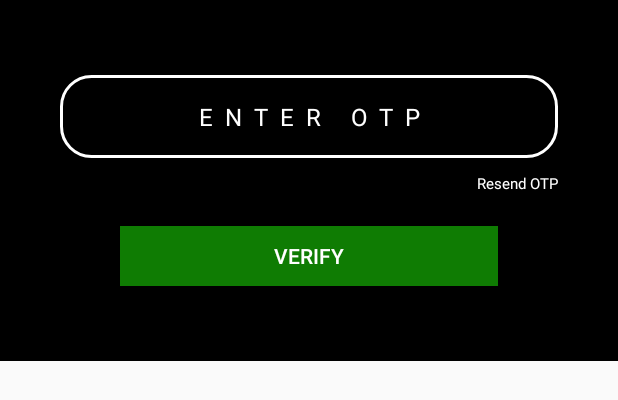
After one commit to Priyanshu-2001/Mr_Guard, an Android app: the layout fragment_otp_verification_b_s_list_dialog.xml on its own in the app's theme, with its tools: preview values and no code run, on a phone screen of 412 x 824 dp. The commit adds this screen. Shown: the top 400 px of the screen. Run offline under Robolectric (Android 15) with nearby library versions, the phone set to English and light mode, and no system bars.

Commit message:
added bottomsheet

```diff
--- a/app/build.gradle
+++ b/app/build.gradle
@@ -44,6 +44,7 @@ dependencies {
     implementation 'androidx.constraintlayout:constraintlayout:2.1.1'
     implementation 'androidx.legacy:legacy-support-v4:1.0.0'
     implementation 'com.ebanx:swipe-button:0.4.0'
+    implementation 'androidx.recyclerview:recyclerview:1.2.1'
     androidTestImplementation 'androidx.test.ext:junit:1.1.3'
     androidTestImplementation 'androidx.test.espresso:espresso-core:3.4.0'
     implementation 'androidx.navigation:navigation-fragment-ktx:2.3.5'
--- a/app/src/main/res/drawable/stroke_btn.xml
+++ b/app/src/main/res/drawable/stroke_btn.xml
@@ -1,7 +1,7 @@
 <?xml version="1.0" encoding="utf-8"?>
 <shape xmlns:android="http://schemas.android.com/apk/res/android"
     android:shape="rectangle">
-    <stroke android:width="2dp" android:color="#DC0000"/>
+    <stroke android:width="2dp" android:color="#FFFFFF"/>
     <padding android:left="2dp" />
     <corners android:radius="20dp"/>
 </shape>
--- /dev/null
+++ b/app/src/main/res/layout/fragment_otp_verification_b_s_list_dialog.xml
@@ -0,0 +1,51 @@
+<?xml version="1.0" encoding="utf-8"?>
+<RelativeLayout xmlns:android="http://schemas.android.com/apk/res/android"
+    android:layout_width="match_parent"
+    android:layout_height="wrap_content"
+    android:background="@color/black">
+
+    <EditText
+        android:id="@+id/OTP"
+        android:layout_width="match_parent"
+        android:layout_height="55dp"
+        android:layout_marginHorizontal="40dp"
+        android:layout_marginTop="50dp"
+        android:background="@drawable/stroke_btn"
+        android:digits="0123456789+"
+        android:gravity="center"
+        android:hint="ENTER OTP"
+        android:inputType="phone"
+        android:letterSpacing="0.5"
+        android:paddingHorizontal="20dp"
+        android:paddingVertical="10dp"
+        android:textAlignment="center"
+        android:textColor="@color/white"
+        android:textColorHint="@color/white"
+        android:textSize="16sp" />
+
+    <TextView
+        android:layout_width="wrap_content"
+        android:layout_height="wrap_content"
+        android:layout_below="@id/OTP"
+        android:layout_alignEnd="@id/OTP"
+        android:layout_marginHorizontal="0dp"
+        android:layout_marginVertical="10dp"
+        android:background="@null"
+        android:text="Resend OTP"
+        android:textColor="@color/white"
+        android:textSize="10dp" />
+
+    <Button
+        android:id="@+id/verifyOTP"
+        android:layout_width="match_parent"
+        android:layout_height="40dp"
+        android:layout_below="@id/OTP"
+        android:layout_marginHorizontal="80dp"
+        android:layout_marginTop="45dp"
+        android:layout_marginBottom="50dp"
+        android:background="@color/green"
+        android:text="VERIFY"
+        android:textColor="@color/white" />
+
+
+</RelativeLayout>
--- a/app/src/main/res/values/colors.xml
+++ b/app/src/main/res/values/colors.xml
@@ -7,4 +7,5 @@
     <color name="teal_700">#FF018786</color>
     <color name="black">#FF000000</color>
     <color name="white">#FFFFFFFF</color>
+    <color name="green">#0F7C03</color>
 </resources>
--- /dev/null
+++ b/app/src/main/res/values/dimens.xml
@@ -0,0 +1,5 @@
+<?xml version="1.0"?>
+<resources>
+    <dimen name="list_item_spacing">16dp</dimen>
+    <dimen name="list_item_spacing_half">8dp</dimen>
+</resources>
```
Also changed, not shown: app/src/main/java/com/geek/mrguard/login_signUp/OtpFragment.kt (+16 -6 lines), app/src/main/java/com/geek/mrguard/login_signUp/OtpVerificationBS.kt (added, +34 -0 lines), app/src/main/java/com/geek/mrguard/viewModel/LoginViewModel.kt (added, +7 -0 lines), app/src/main/res/layout/fragment_otp_fragment.xml (+12 -4 lines), 1 other file.
